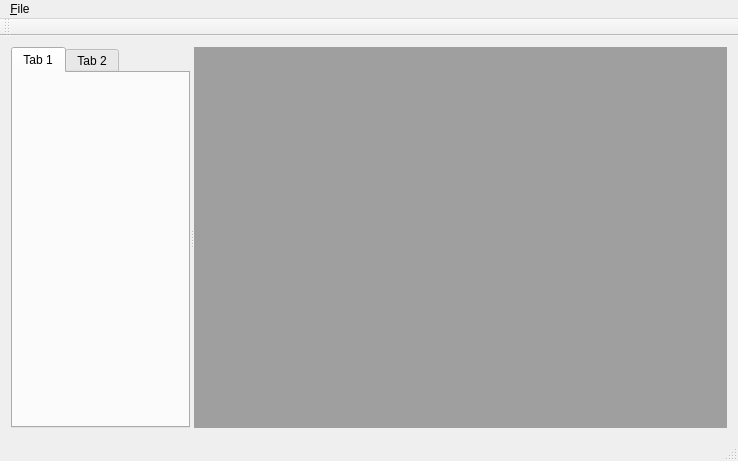
First picture: the form in mainwindow.ui, repository guolisen/Aardvark, before the edit.
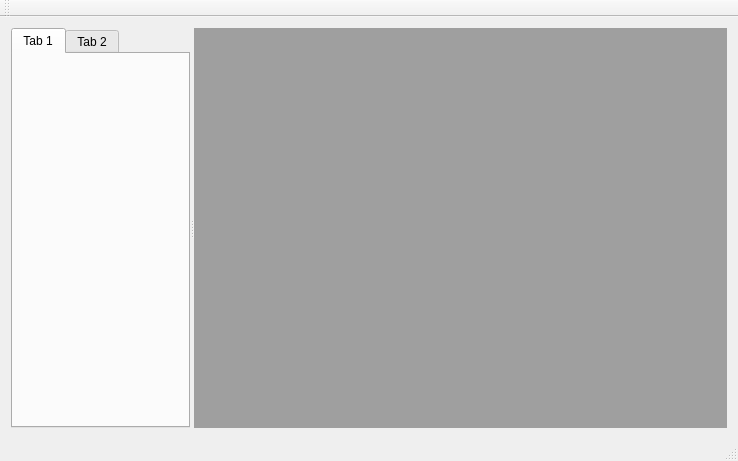
Second picture: the form after the edit.

What changed in the file:
```diff
--- a/mainwindow.ui
+++ b/mainwindow.ui
@@ -66,6 +66,9 @@
        <property name="viewMode">
         <enum>QMdiArea::TabbedView</enum>
        </property>
+       <property name="tabsClosable">
+        <bool>true</bool>
+       </property>
        <property name="tabsMovable">
         <bool>true</bool>
        </property>
@@ -86,20 +89,13 @@
      <height>17</height>
     </rect>
    </property>
-   <widget class="QMenu" name="menu_File">
-    <property name="title">
-     <string>&amp;File</string>
-    </property>
-    <addaction name="action_Open"/>
-   </widget>
-   <addaction name="menu_File"/>
   </widget>
   <widget class="QToolBar" name="mainToolBar">
    <attribute name="toolBarArea">
     <enum>TopToolBarArea</enum>
    </attribute>
    <attribute name="toolBarBreak">
-    <bool>true</bool>
+    <bool>false</bool>
    </attribute>
   </widget>
   <widget class="QStatusBar" name="statusBar"/>
```
